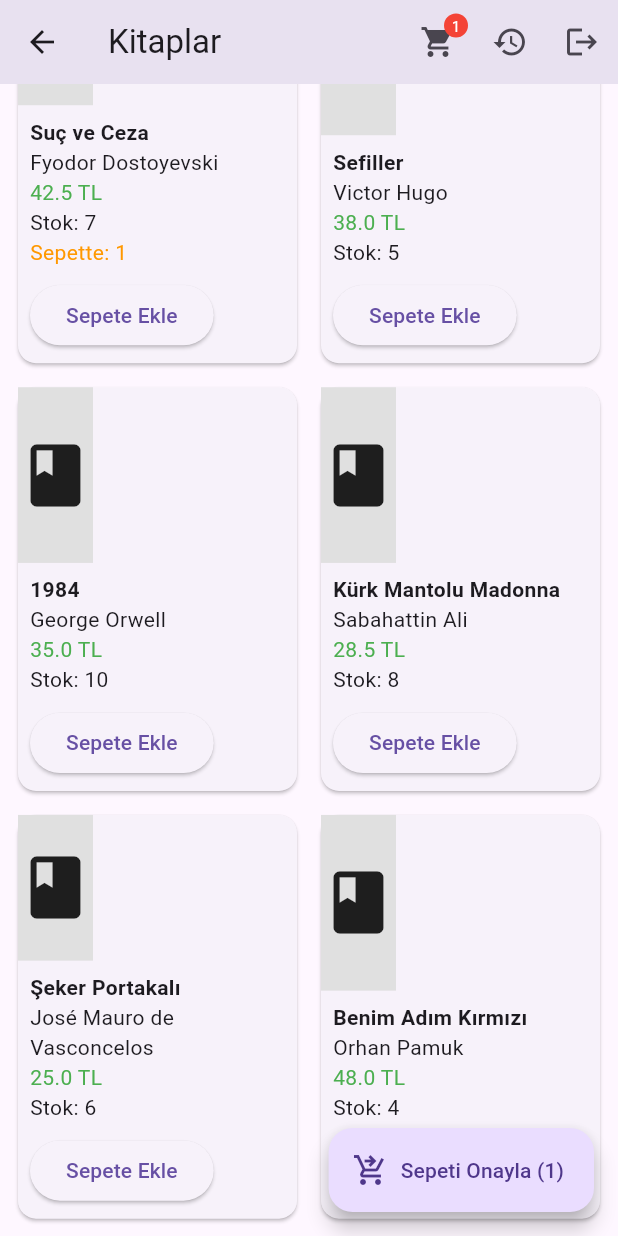
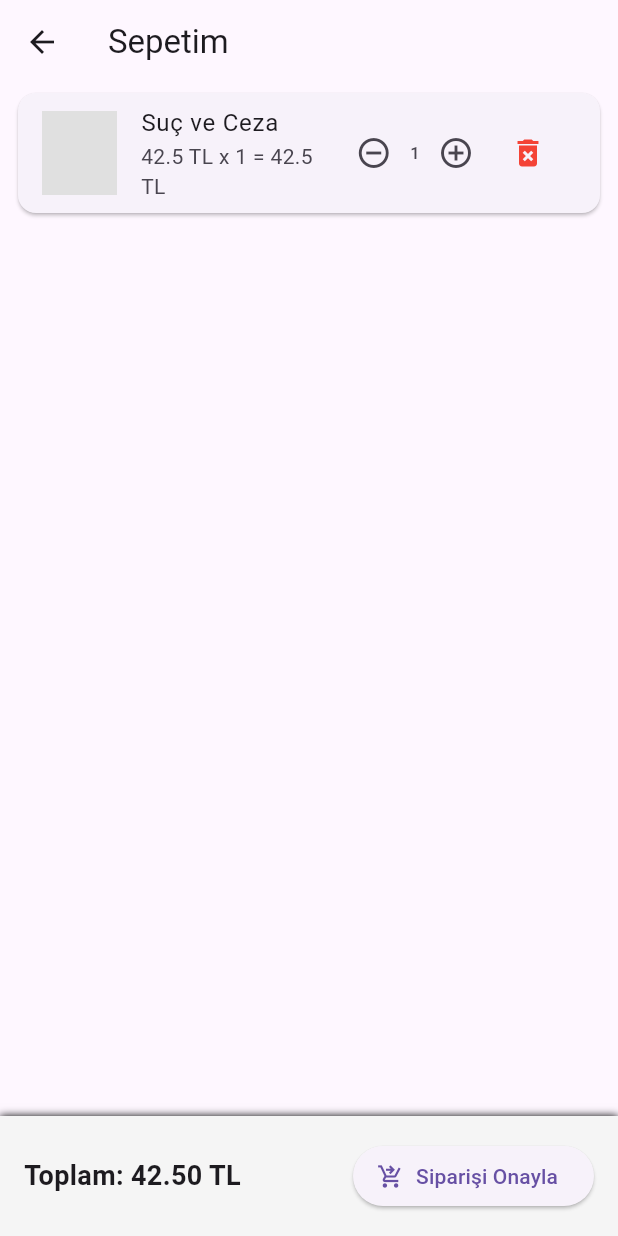
Before and after one commit to beratuchan/kitapci_proje, a Flutter app: the UserPanel screen opened by its route, scrolled down 95 dp, after a tap on "Sepete Ekle", after a tap on the "shopping cart" icon, on a phone screen of 412 x 824 dp. Run offline on Flutter 3.47's test engine with Material 3 defaults, Android fonts, the phone set to English and light mode, and no system bars; our stand-ins replace fl_chart, sqflite; accounts and stored records are empty.

Commit message:
sepet davranışı düzeltildi

```diff
--- a/lib/main.dart
+++ b/lib/main.dart
@@ -1,4 +1,5 @@
 import 'package:flutter/material.dart';
+import 'package:kitapci/providers/cart_provider.dart';
 import 'package:kitapci/providers/order_provider.dart';
 import 'package:kitapci/services/database_helper.dart';
 import 'package:provider/provider.dart';
@@ -24,6 +25,7 @@ class MyApp extends StatelessWidget {
         ChangeNotifierProvider(create: (_) => AuthProvider()),
         ChangeNotifierProvider(create: (_) => BookProvider()),
         ChangeNotifierProvider(create: (_) => OrderProvider()),
+        ChangeNotifierProvider(create: (_) => CartProvider()),
       ],
       child: MaterialApp(
         title: 'Kitapçı App',
--- /dev/null
+++ b/lib/providers/cart_provider.dart
@@ -0,0 +1,61 @@
+// lib/providers/cart_provider.dart
+import 'package:flutter/foundation.dart';
+import '../models/book.dart';
+
+class CartItem {
+  final Book book;
+  int quantity;
+
+  CartItem({required this.book, required this.quantity});
+}
+
+class CartProvider extends ChangeNotifier {
+  List<CartItem> _items = [];
+
+  List<CartItem> get items => _items;
+  double get totalPrice => _items.fold(0, (sum, item) => sum + (item.book.price * item.quantity));
+
+  void addItem(Book book, int availableStock) {
+    final existingIndex = _items.indexWhere((i) => i.book.id == book.id);
+    if (existingIndex != -1) {
+      final newQty = _items[existingIndex].quantity + 1;
+      if (newQty <= availableStock) {
+        _items[existingIndex].quantity = newQty;
+      } else {
+        // Stok yetersiz uyarısı fırlat ya da false dön; tercihen hata mesajı
+        throw Exception('Yeterli stok yok');
+      }
+    } else {
+      if (1 <= availableStock) {
+        _items.add(CartItem(book: book, quantity: 1));
+      } else {
+        throw Exception('Yeterli stok yok');
+      }
+    }
+    notifyListeners();
+  }
+
+  void removeItem(int bookId) {
+    _items.removeWhere((item) => item.book.id == bookId);
+    notifyListeners();
+  }
+
+  void updateQuantity(int bookId, int newQuantity, int availableStock) {
+    final index = _items.indexWhere((item) => item.book.id == bookId);
+    if (index != -1) {
+      if (newQuantity <= 0) {
+        removeItem(bookId);
+      } else if (newQuantity <= availableStock) {
+        _items[index].quantity = newQuantity;
+        notifyListeners();
+      } else {
+        throw Exception('Yeterli stok yok');
+      }
+    }
+  }
+
+  void clearCart() {
+    _items.clear();
+    notifyListeners();
+  }
+}
--- /dev/null
+++ b/lib/screens/cart_screen.dart
@@ -0,0 +1,130 @@
+// lib/screens/cart_screen.dart
+import 'package:flutter/material.dart';
+import 'package:provider/provider.dart';
+import '../providers/cart_provider.dart';
+import '../providers/order_provider.dart';
+import '../providers/auth_provider.dart';
+import '../providers/book_provider.dart';
+
+class CartScreen extends StatelessWidget {
+  const CartScreen({super.key});
+
+  @override
+  Widget build(BuildContext context) {
+    final cartProvider = Provider.of<CartProvider>(context);
+    final bookProvider = Provider.of<BookProvider>(context);
+
+    Future<void> _placeOrder() async {
+      final userId = Provider.of<AuthProvider>(context, listen: false).currentUser?.id;
+      if (userId == null) return;
+      final orderProvider = Provider.of<OrderProvider>(context, listen: false);
+
+      // Tüm sepet ürünleri için sipariş oluştur
+      for (var item in cartProvider.items) {
+        // Stok güncel mi kontrol et (tekrar)
+        final book = bookProvider.books.firstWhere((b) => b.id == item.book.id);
+        if (book.stock < item.quantity) {
+          ScaffoldMessenger.of(context).showSnackBar(
+            SnackBar(content: Text('${book.title} için yeterli stok yok!')),
+          );
+          return;
+        }
+        final success = await orderProvider.placeOrder(item.book.id!, item.quantity, userId);
+        if (!success) {
+          ScaffoldMessenger.of(context).showSnackBar(
+            SnackBar(content: Text('${book.title} siparişi başarısız!')),
+          );
+          return;
+        }
+      }
+      // Sepeti temizle
+      cartProvider.clearCart();
+      // Kitapları yeniden yükle (stok güncellemesi için)
+      await bookProvider.fetchBooks();
+      if (context.mounted) {
+        ScaffoldMessenger.of(context).showSnackBar(const SnackBar(content: Text('Siparişleriniz alındı')));
+        Navigator.pop(context); // Sepetten çık
+      }
+    }
+
+    return Scaffold(
+      appBar: AppBar(title: const Text('Sepetim')),
+      body: cartProvider.items.isEmpty
+          ? const Center(child: Text('Sepetiniz boş'))
+          : Column(
+              children: [
+                Expanded(
+                  child: ListView.builder(
+                    itemCount: cartProvider.items.length,
+                    itemBuilder: (ctx, idx) {
+                      final item = cartProvider.items[idx];
+                      final book = item.book;
+                      return Card(
+                        margin: const EdgeInsets.symmetric(horizontal: 12, vertical: 6),
+                        child: ListTile(
+                          leading: book.imageUrl.isNotEmpty
+                              ? Image.network(book.imageUrl, width: 50, height: 70, fit: BoxFit.cover)
+                              : Container(width: 50, height: 70, color: Colors.grey[300]),
+                          title: Text(book.title),
+                          subtitle: Text('${book.price} TL x ${item.quantity} = ${book.price * item.quantity} TL'),
+                          trailing: Row(
+                            mainAxisSize: MainAxisSize.min,
+                            children: [
+                              IconButton(
+                                icon: const Icon(Icons.remove_circle_outline),
+                                onPressed: () {
+                                  final newQty = item.quantity - 1;
+                                  if (newQty >= 1) {
+                                    try {
+                                      cartProvider.updateQuantity(book.id!, newQty, book.stock);
+                                    } catch (e) {
+                                      ScaffoldMessenger.of(context).showSnackBar(SnackBar(content: Text(e.toString())));
+                                    }
+                                  } else {
+                                    cartProvider.removeItem(book.id!);
+                                  }
+                                },
+                              ),
+                              Text('${item.quantity}'),
+                              IconButton(
+                                icon: const Icon(Icons.add_circle_outline),
+                                onPressed: () {
+                                  try {
+                                    cartProvider.updateQuantity(book.id!, item.quantity + 1, book.stock);
+                                  } catch (e) {
+                                    ScaffoldMessenger.of(context).showSnackBar(SnackBar(content: Text(e.toString())));
+                                  }
+                                },
+                              ),
+                              IconButton(
+                                icon: const Icon(Icons.delete_forever, color: Colors.red),
+                                onPressed: () => cartProvider.removeItem(book.id!),
+                              ),
+                            ],
+                          ),
+                        ),
+                      );
+                    },
+                  ),
+                ),
+                Container(
+                  padding: const EdgeInsets.all(16),
+                  decoration: BoxDecoration(color: Colors.grey[100], boxShadow: const [BoxShadow(blurRadius: 4)]),
+                  child: Row(
+                    mainAxisAlignment: MainAxisAlignment.spaceBetween,
+                    children: [
+                      Text('Toplam: ${cartProvider.totalPrice.toStringAsFixed(2)} TL',
+                          style: const TextStyle(fontSize: 18, fontWeight: FontWeight.bold)),
+                      ElevatedButton.icon(
+                        onPressed: _placeOrder,
+                        icon: const Icon(Icons.shopping_cart_checkout),
+                        label: const Text('Siparişi Onayla'),
+                      ),
+                    ],
+                  ),
+                ),
+              ],
+            ),
+    );
+  }
+}
--- a/lib/screens/user_panel.dart
+++ b/lib/screens/user_panel.dart
@@ -1,8 +1,12 @@
+// lib/screens/user_panel.dart
 import 'package:flutter/material.dart';
+import 'package:kitapci/models/book.dart';
+import 'package:kitapci/screens/cart_screen.dart';
 import 'package:provider/provider.dart';
 import '../providers/auth_provider.dart';
 import '../providers/book_provider.dart';
-import '../providers/order_provider.dart';
+import '../providers/cart_provider.dart';
+
 import 'my_orders.dart';
 
 class UserPanel extends StatefulWidget {
@@ -13,8 +17,6 @@ class UserPanel extends StatefulWidget {
 }
 
 class _UserPanelState extends State<UserPanel> {
-  final Map<int, int> _cart = {}; // bookId -> quantity
-
   @override
   void initState() {
     super.initState();
@@ -23,37 +25,18 @@ class _UserPanelState extends State<UserPanel> {
     });
   }
 
-  void _addToCart(int bookId) {
-    setState(() {
-      _cart[bookId] = (_cart[bookId] ?? 0) + 1;
-    });
-    ScaffoldMessenger.of(context).showSnackBar(
-      const SnackBar(content: Text('Sepete eklendi'), duration: Duration(seconds: 1)),
-    );
-  }
-
-  Future<void> _checkout() async {
-    if (_cart.isEmpty) {
+  void _addToCart(Book book) {
+    final cartProvider = Provider.of<CartProvider>(context, listen: false);
+    try {
+      cartProvider.addItem(book, book.stock);
       ScaffoldMessenger.of(context).showSnackBar(
-        const SnackBar(content: Text('Sepet boş')),
+        const SnackBar(content: Text('Sepete eklendi'), duration: Duration(seconds: 1)),
       );
-      return;
+    } catch (e) {
+      ScaffoldMessenger.of(context).showSnackBar(
+        SnackBar(content: Text(e.toString())),
+      );
     }
-
-    final authProvider = Provider.of<AuthProvider>(context, listen: false);
-    final userId = authProvider.currentUser?.id;
-    if (userId == null) return;
-
-    final orderProvider = Provider.of<OrderProvider>(context, listen: false);
-    for (var entry in _cart.entries) {
-      await orderProvider.placeOrder(entry.key, entry.value, userId);
-    }
-    setState(() {
-      _cart.clear();
-    });
-    ScaffoldMessenger.of(context).showSnackBar(
-      const SnackBar(content: Text('Siparişiniz alındı')),
-    );
   }
 
   void _logout() {
@@ -64,7 +47,8 @@ class _UserPanelState extends State<UserPanel> {
   @override
   Widget build(BuildContext context) {
     final bookProvider = Provider.of<BookProvider>(context);
-    final cartItemCount = _cart.values.fold(0, (sum, q) => sum + q);
+    final cartProvider = Provider.of<CartProvider>(context);
+    final cartItemCount = cartProvider.items.fold(0, (sum, item) => sum + item.quantity);
 
     return Scaffold(
       appBar: AppBar(
@@ -74,7 +58,7 @@ class _UserPanelState extends State<UserPanel> {
             children: [
               IconButton(
                 icon: const Icon(Icons.shopping_cart),
-                onPressed: () {},
+                onPressed: () => Navigator.push(context, MaterialPageRoute(builder: (_) => const CartScreen())),
               ),
               if (cartItemCount > 0)
                 Positioned(
@@ -82,24 +66,17 @@ class _UserPanelState extends State<UserPanel> {
                   top: 4,
                   child: Container(
                     padding: const EdgeInsets.all(2),
-                    decoration: const BoxDecoration(
-                      color: Colors.red,
-                      shape: BoxShape.circle,
-                    ),
+                    decoration: const BoxDecoration(color: Colors.red, shape: BoxShape.circle),
                     constraints: const BoxConstraints(minWidth: 16, minHeight: 16),
-                    child: Text(
-                      cartItemCount.toString(),
-                      style: const TextStyle(color: Colors.white, fontSize: 10),
-                      textAlign: TextAlign.center,
-                    ),
+                    child: Text(cartItemCount.toString(),
+                        style: const TextStyle(color: Colors.white, fontSize: 10),
+                        textAlign: TextAlign.center),
                   ),
                 ),
             ],
           ),
           IconButton(
-            onPressed: () {
-              Navigator.push(context, MaterialPageRoute(builder: (_) => const MyOrders()));
-            },
+            onPressed: () => Navigator.push(context, MaterialPageRoute(builder: (_) => const MyOrders())),
             icon: const Icon(Icons.history),
           ),
           IconButton(onPressed: _logout, icon: const Icon(Icons.logout)),
@@ -118,7 +95,7 @@ class _UserPanelState extends State<UserPanel> {
               itemCount: bookProvider.books.length,
               itemBuilder: (ctx, index) {
                 final book = bookProvider.books[index];
-                final cartQuantity = _cart[book.id] ?? 0;
+                final cartQty = cartProvider.items.firstWhere((i) => i.book.id == book.id, orElse: () => CartItem(book: book, quantity: 0)).quantity;
                 return Card(
                   child: Column(
                     crossAxisAlignment: CrossAxisAlignment.start,
@@ -137,11 +114,10 @@ class _UserPanelState extends State<UserPanel> {
                             Text(book.author),
                             Text('${book.price} TL', style: const TextStyle(color: Colors.green)),
                             Text('Stok: ${book.stock}'),
-                            if (cartQuantity > 0)
-                              Text('Sepette: $cartQuantity', style: const TextStyle(color: Colors.orange)),
+                            if (cartQty > 0) Text('Sepette: $cartQty', style: const TextStyle(color: Colors.orange)),
                             const SizedBox(height: 8),
                             ElevatedButton(
-                              onPressed: book.stock > 0 ? () => _addToCart(book.id!) : null,
+                              onPressed: book.stock > 0 ? () => _addToCart(book) : null,
                               child: const Text('Sepete Ekle'),
                             ),
                           ],
@@ -152,11 +128,6 @@ class _UserPanelState extends State<UserPanel> {
                 );
               },
             ),
-      floatingActionButton: FloatingActionButton.extended(
-        onPressed: _checkout,
-        icon: const Icon(Icons.shopping_cart_checkout),
-        label: Text('Sepeti Onayla (${_cart.length})'),
-      ),
     );
   }
 }
```
Also changed, not shown: lib/models/main.dart (deleted, +0 -31 lines).
